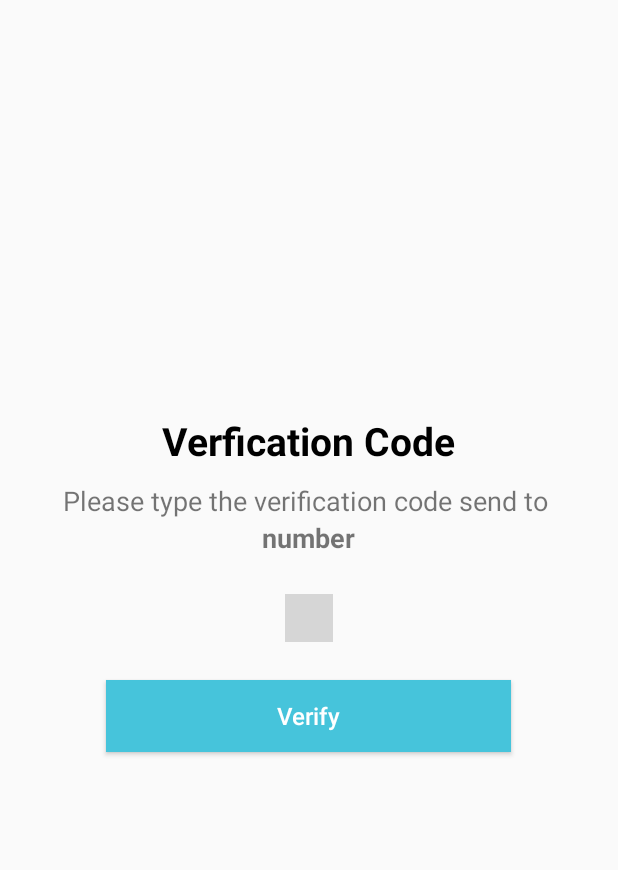
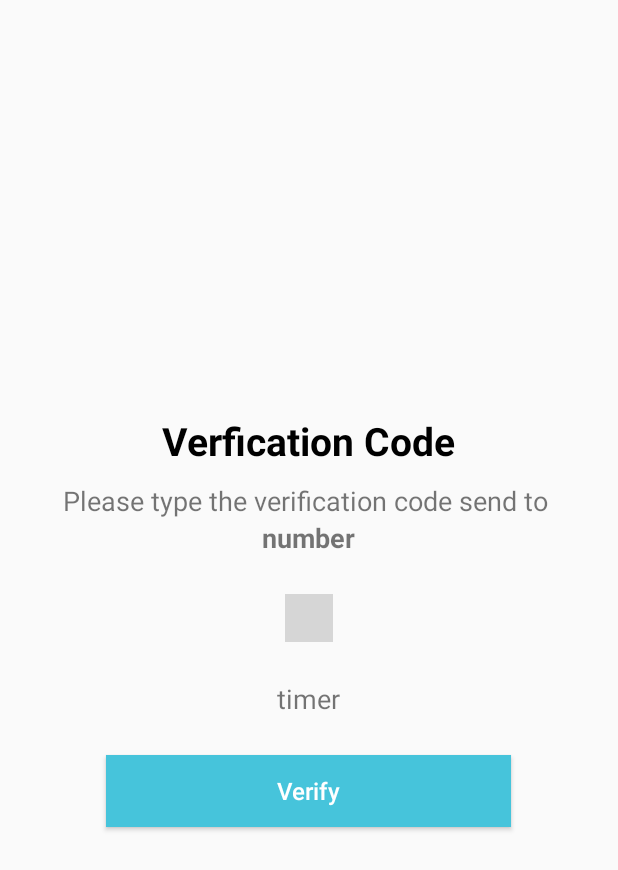
Before and after one commit to RimshaN23/Property, an Android app: the layout activity_verify_phone.xml on its own in the app's theme, with its tools: preview values and no code run, on a phone screen of 412 x 824 dp. Shown: the top 870 px of the screen. Run offline under Robolectric (Android 15) with nearby library versions, the phone set to English and light mode, and no system bars; plain views replace PinView; Roboto replaces fonts that are not available here; grey boxes are pictures that could not be loaded.

Commit message:
initial commit 20/11/2020

```diff
--- a/app/src/main/java/com/example/property/Adapter/PropertyAdapter.java
+++ b/app/src/main/java/com/example/property/Adapter/PropertyAdapter.java
@@ -42,8 +42,6 @@ public class PropertyAdapter extends FirebaseRecyclerAdapter<Plots, PropertyAdap
 
         final ArrayList<String> imageUrl= model.getImageUrl();
         if (imageUrl!=null && imageUrl.size()>0){
-        Log.e("imageListSize", String.valueOf(imageUrl.size()));
-        Log.e("imageUrl", String.valueOf(model.getImageUrl()));
         Log.e("imagePosition",imageUrl.get(0));
         Picasso.get().load(imageUrl.get(0)).into(holder.plotImage);
         }
--- a/app/src/main/java/com/example/property/VerifyPhoneActivity.java
+++ b/app/src/main/java/com/example/property/VerifyPhoneActivity.java
@@ -5,6 +5,8 @@ import androidx.appcompat.app.AppCompatActivity;
 
 import android.content.Intent;
 import android.os.Bundle;
+import android.os.Handler;
+import android.util.Log;
 import android.view.View;
 import android.widget.Button;
 import android.widget.TextView;
@@ -27,10 +29,13 @@ import java.util.concurrent.TimeUnit;
 public class VerifyPhoneActivity extends AppCompatActivity {
 
     PinView editTextCode;
-    TextView mobile_no;
-    Button verify_btn;
+    TextView mobile_no, timer;
+    Button verify_btn, resend_btn;
     private String mVerificationId;
     private FirebaseAuth mAuth;
+    int seconds;
+    boolean running;
+    String time;
 
     @Override
     protected void onCreate(Bundle savedInstanceState) {
@@ -42,17 +47,20 @@ public class VerifyPhoneActivity extends AppCompatActivity {
         mAuth = FirebaseAuth.getInstance();
         editTextCode = findViewById(R.id.PinView);
         mobile_no = findViewById(R.id.number);
+        verify_btn = findViewById(R.id.verifybtn);
+        resend_btn = findViewById(R.id.resendBtn);
+        timer = findViewById(R.id.timer);
 
+        startTimer();
 
         //getting mobile number from the previous activity
         //and sending the verification code to the number
         Intent intent = getIntent();
-        String mobile = intent.getStringExtra("number");
+        final String mobile = intent.getStringExtra("number");
         sendVerificationCode(mobile);
 
         mobile_no.setText(mobile);
 
-        verify_btn= findViewById(R.id.verifybtn);
 
         verify_btn.setOnClickListener(new View.OnClickListener() {
             @Override
@@ -60,10 +68,46 @@ public class VerifyPhoneActivity extends AppCompatActivity {
                 String code = editTextCode.getText().toString().trim();
                 if (code.isEmpty() || code.length() < 6) {
                     editTextCode.setError("Enter valid code");
-                }else {
+                } else {
                     //verifying the code entered manually
                     verifyVerificationCode(code);
                 }
+            }
+        });
+
+        resend_btn.setOnClickListener(new View.OnClickListener() {
+            @Override
+            public void onClick(View view) {
+                sendVerificationCode(mobile);
+                resend_btn.setVisibility(View.GONE);
+                startTimer();
+            }
+        });
+    }
+
+    private void startTimer() {
+
+        running = true;
+        seconds = 59;
+
+        final Handler handler = new Handler();
+        handler.post(new Runnable() {
+
+            @Override
+            public void run() {
+                int sec = seconds ;
+                int minutes = 0;
+                time = String.format("%02d:%02d", minutes, sec);
+                Log.e("time", time);
+                timer.setText(time);
+                if (running) {
+                    seconds--;
+                    if (seconds==0){
+                        running = false;
+                        resend_btn.setVisibility(View.VISIBLE);
+                    }
+                }
+                handler.postDelayed(this, 1000);
             }
         });
 
@@ -73,10 +117,10 @@ public class VerifyPhoneActivity extends AppCompatActivity {
     private void sendVerificationCode(String mobile) {
         PhoneAuthProvider.getInstance().verifyPhoneNumber(
                 mobile,
-                60,
+                59,
                 TimeUnit.SECONDS,
                 VerifyPhoneActivity.this,
-            //    TaskExecutors.MAIN_THREAD,
+                //    TaskExecutors.MAIN_THREAD,
                 mCallbacks);
     }
 
@@ -144,7 +188,6 @@ public class VerifyPhoneActivity extends AppCompatActivity {
                             }
 
 
-
                             final Snackbar snackbar = Snackbar.make(findViewById(R.id.parent), message, Snackbar.LENGTH_LONG);
                             snackbar.setAction("Dismiss", new View.OnClickListener() {
                                 @Override
@@ -158,6 +201,6 @@ public class VerifyPhoneActivity extends AppCompatActivity {
                     }
                 });
 
-}
+    }
 
 }
--- a/app/src/main/res/layout/activity_verify_phone.xml
+++ b/app/src/main/res/layout/activity_verify_phone.xml
@@ -61,11 +61,22 @@
         android:layout_centerInParent="true"
         />
 
+    <TextView
+        android:id="@+id/timer"
+        android:layout_width="wrap_content"
+        android:layout_height="wrap_content"
+        android:text="timer"
+        android:layout_centerHorizontal="true"
+        android:layout_below="@+id/PinView"
+        android:layout_gravity="center"
+        android:layout_marginBottom="25dp"
+        android:textSize="18sp" />
+
     <Button
         android:id="@+id/verifybtn"
         android:layout_width="270dp"
         android:layout_height="wrap_content"
-        android:layout_below="@+id/PinView"
+        android:layout_below="@+id/timer"
         android:layout_centerInParent="true"
         android:background="@color/colorPrimaryDark"
         android:clickable="true"
@@ -75,4 +86,20 @@
         android:textSize="16sp"
         android:focusable="true" />
 
+    <Button
+        android:visibility="gone"
+        android:id="@+id/resendBtn"
+        android:layout_marginTop="25dp"
+        android:layout_width="270dp"
+        android:layout_height="wrap_content"
+        android:layout_below="@+id/verifybtn"
+        android:layout_centerInParent="true"
+        android:background="@color/colorPrimaryDark"
+        android:clickable="true"
+        android:textAllCaps="false"
+        android:text="Resend Code"
+        android:textColor="#fff"
+        android:textSize="16sp"
+        android:focusable="true" />
+
 </RelativeLayout>
```
Also changed, not shown: app/src/main/java/com/example/property/Adapter/SlidingImage_Adapter.java (+0 -7 lines).
